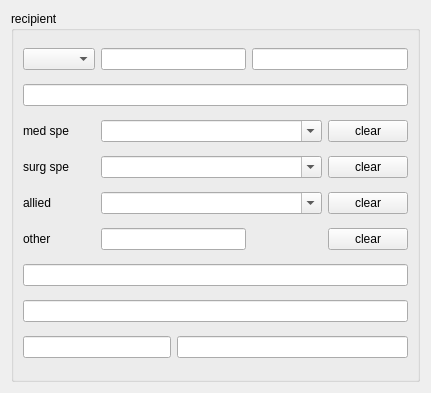
Old version of the form global_resources/forms/subforms/generic/clinical_letter/ui/xx/clinical_letter.ui in the repository FreeHealth/freehealth.
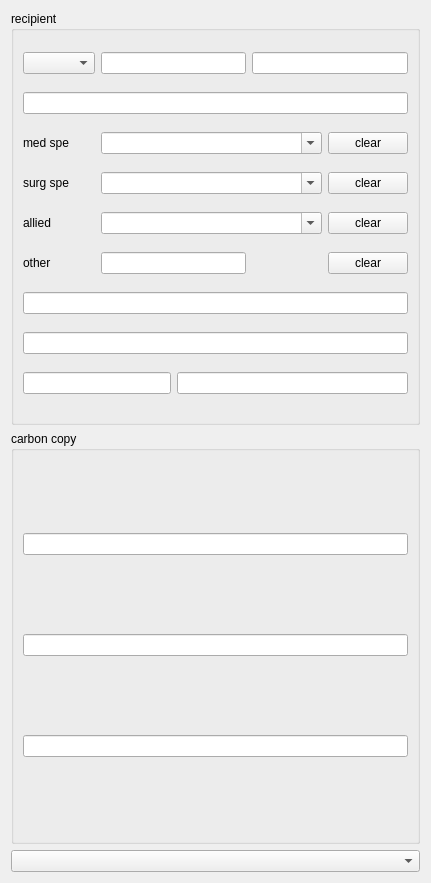
New version of the form.

Commit message: almost there

```diff
--- a/global_resources/forms/subforms/generic/clinical_letter/ui/xx/clinical_letter.ui
+++ b/global_resources/forms/subforms/generic/clinical_letter/ui/xx/clinical_letter.ui
@@ -7,13 +7,13 @@
     <x>0</x>
     <y>0</y>
     <width>431</width>
-    <height>393</height>
+    <height>883</height>
    </rect>
   </property>
   <property name="windowTitle">
    <string>Form</string>
   </property>
-  <layout class="QVBoxLayout" name="verticalLayout">
+  <layout class="QVBoxLayout" name="verticalLayout_2">
    <item>
     <widget class="QGroupBox" name="recipientGroupBox">
      <property name="title">
@@ -136,6 +136,30 @@
      </layout>
     </widget>
    </item>
+   <item>
+    <widget class="QGroupBox" name="carbonCopyGroupBox">
+     <property name="title">
+      <string>carbon copy</string>
+     </property>
+     <layout class="QVBoxLayout" name="verticalLayout">
+      <item>
+       <widget class="QLineEdit" name="cC1LineEdit"/>
+      </item>
+      <item>
+       <widget class="QLineEdit" name="cC2LineEdit"/>
+      </item>
+      <item>
+       <widget class="QLineEdit" name="cC3LineEdit"/>
+      </item>
+     </layout>
+    </widget>
+   </item>
+   <item>
+    <layout class="QFormLayout" name="letterFormLayout"/>
+   </item>
+   <item>
+    <widget class="QComboBox" name="signOffComboBox"/>
+   </item>
   </layout>
  </widget>
  <resources/>
```
Left out of the diff: 16 changed lines with no effect on the pictures. The commit also changes 2 other files.
